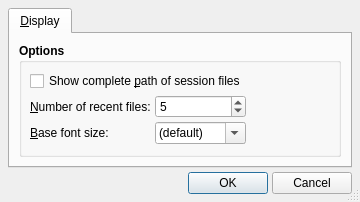
The window that src/qxgeditOptionsForm.ui (rncbc/qxgedit) describes before a commit, drawn with Qt 5.
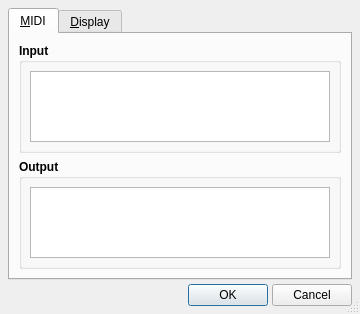
The same window after the commit. Icons and pictures are not drawn.

Commit message: - More stuff sneaking in: MIDI device connections and more.

The edit to the form file:
```diff
--- a/src/qxgeditOptionsForm.ui
+++ b/src/qxgeditOptionsForm.ui
@@ -20,13 +20,13 @@
 
  </comment>
  <class>qxgeditOptionsForm</class>
- <widget class="QDialog" name="qxgeditOptionsForm" >
-  <property name="geometry" >
+ <widget class="QDialog" name="qxgeditOptionsForm">
+  <property name="geometry">
    <rect>
     <x>0</x>
     <y>0</y>
     <width>360</width>
-    <height>180</height>
+    <height>296</height>
    </rect>
   </property>
   <property name="windowTitle" >
@@ -54,20 +54,107 @@
      <property name="currentIndex" >
       <number>0</number>
      </property>
-     <widget class="QWidget" name="DisplayTabPage" >
-      <attribute name="title" >
+     <widget class="QWidget" name="MidiTabPage">
+      <attribute name="title">
+       <string>&amp;MIDI</string>
+      </attribute>
+      <layout class="QVBoxLayout">
+       <property name="spacing">
+        <number>6</number>
+       </property>
+       <property name="margin">
+        <number>9</number>
+       </property>
+       <item>
+        <widget class="QGroupBox" name="MidiInputGroupBox">
+         <property name="font">
+          <font>
+           <weight>75</weight>
+           <bold>true</bold>
+          </font>
+         </property>
+         <property name="title">
+          <string>Input</string>
+         </property>
+         <property name="flat">
+          <bool>true</bool>
+         </property>
+         <layout class="QVBoxLayout">
+          <item>
+           <widget class="QListWidget" name="MidiInputListView">
+            <property name="font">
+             <font>
+              <weight>50</weight>
+              <bold>false</bold>
+             </font>
+            </property>
+            <property name="toolTip">
+             <string>MIDI Readable clients / Output ports</string>
+            </property>
+            <property name="selectionMode">
+             <enum>QAbstractItemView::ExtendedSelection</enum>
+            </property>
+            <property name="uniformItemSizes">
+             <bool>true</bool>
+            </property>
+           </widget>
+          </item>
+         </layout>
+        </widget>
+       </item>
+       <item>
+        <widget class="QGroupBox" name="MidiOutputGroupBox">
+         <property name="font">
+          <font>
+           <weight>75</weight>
+           <bold>true</bold>
+          </font>
+         </property>
+         <property name="title">
+          <string>Output</string>
+         </property>
+         <property name="flat">
+          <bool>true</bool>
+         </property>
+         <layout class="QVBoxLayout">
+          <item>
+           <widget class="QListWidget" name="MidiOutputListView">
+            <property name="font">
+             <font>
+              <weight>50</weight>
+              <bold>false</bold>
+             </font>
+            </property>
+            <property name="toolTip">
+             <string>MIDI Writable clients / Input ports</string>
+            </property>
+            <property name="selectionMode">
+             <enum>QAbstractItemView::ExtendedSelection</enum>
+            </property>
+            <property name="uniformItemSizes">
+             <bool>true</bool>
+            </property>
+           </widget>
+          </item>
+         </layout>
+        </widget>
+       </item>
+      </layout>
+     </widget>
+     <widget class="QWidget" name="DisplayTabPage">
+      <attribute name="title">
        <string>&amp;Display</string>
       </attribute>
-      <layout class="QVBoxLayout" >
-       <property name="spacing" >
+      <layout class="QVBoxLayout">
+       <property name="spacing">
         <number>6</number>
        </property>
-       <property name="margin" >
+       <property name="margin">
         <number>9</number>
        </property>
        <item>
-        <widget class="QGroupBox" name="OptionsGroupBox" >
-         <property name="font" >
+        <widget class="QGroupBox" name="OptionsGroupBox">
+         <property name="font">
           <font>
            <weight>75</weight>
            <bold>true</bold>
@@ -79,10 +166,10 @@
          <property name="flat" >
           <bool>true</bool>
          </property>
-         <layout class="QGridLayout" >
-          <item row="0" column="0" colspan="2" >
-           <widget class="QCheckBox" name="CompletePathCheckBox" >
-            <property name="font" >
+         <layout class="QGridLayout">
+          <item row="0" column="0" colspan="2">
+           <widget class="QCheckBox" name="CompletePathCheckBox">
+            <property name="font">
              <font>
               <weight>50</weight>
               <bold>false</bold>
@@ -99,7 +186,7 @@
             </property>
            </widget>
           </item>
-          <item rowspan="3" row="0" column="2" >
+          <item row="0" column="2" rowspan="3">
            <spacer>
             <property name="orientation" >
              <enum>Qt::Horizontal</enum>
@@ -112,9 +199,9 @@
             </property>
            </spacer>
           </item>
-          <item row="1" column="0" >
-           <widget class="QLabel" name="MaxRecentFilesTextLabel" >
-            <property name="font" >
+          <item row="1" column="0">
+           <widget class="QLabel" name="MaxRecentFilesTextLabel">
+            <property name="font">
              <font>
               <weight>50</weight>
               <bold>false</bold>
@@ -128,9 +215,9 @@
             </property>
            </widget>
           </item>
-          <item row="1" column="1" >
-           <widget class="QSpinBox" name="MaxRecentFilesSpinBox" >
-            <property name="font" >
+          <item row="1" column="1">
+           <widget class="QSpinBox" name="MaxRecentFilesSpinBox">
+            <property name="font">
              <font>
               <weight>50</weight>
               <bold>false</bold>
@@ -150,9 +237,9 @@
             </property>
            </widget>
           </item>
-          <item row="2" column="0" >
-           <widget class="QLabel" name="BaseFontSizeTextLabel" >
-            <property name="font" >
+          <item row="2" column="0">
+           <widget class="QLabel" name="BaseFontSizeTextLabel">
+            <property name="font">
              <font>
               <weight>50</weight>
               <bold>false</bold>
@@ -166,9 +253,9 @@
             </property>
            </widget>
           </item>
-          <item row="2" column="1" >
-           <widget class="QComboBox" name="BaseFontSizeComboBox" >
-            <property name="font" >
+          <item row="2" column="1">
+           <widget class="QComboBox" name="BaseFontSizeComboBox">
+            <property name="font">
              <font>
               <weight>50</weight>
               <bold>false</bold>
@@ -222,7 +309,7 @@
             </item>
            </widget>
           </item>
-          <item row="3" column="0" colspan="3" >
+          <item row="3" column="0" colspan="3">
            <spacer>
             <property name="orientation" >
              <enum>Qt::Vertical</enum>
@@ -243,11 +330,11 @@
     </widget>
    </item>
    <item>
-    <layout class="QHBoxLayout" >
-     <property name="spacing" >
+    <layout class="QHBoxLayout">
+     <property name="spacing">
       <number>4</number>
      </property>
-     <property name="margin" >
+     <property name="margin">
       <number>0</number>
      </property>
      <item>
@@ -264,8 +351,8 @@
       </spacer>
      </item>
      <item>
-      <widget class="QPushButton" name="OkPushButton" >
-       <property name="text" >
+      <widget class="QPushButton" name="OkPushButton">
+       <property name="text">
         <string>OK</string>
        </property>
        <property name="icon" >
@@ -275,8 +362,8 @@
       </widget>
      </item>
      <item>
-      <widget class="QPushButton" name="CancelPushButton" >
-       <property name="text" >
+      <widget class="QPushButton" name="CancelPushButton">
+       <property name="text">
         <string>Cancel</string>
        </property>
        <property name="icon" >
@@ -289,7 +376,7 @@
    </item>
   </layout>
  </widget>
- <layoutdefault spacing="4" margin="8" />
+ <layoutdefault spacing="4" margin="8"/>
  <tabstops>
   <tabstop>OptionsTabWidget</tabstop>
   <tabstop>CompletePathCheckBox</tabstop>
```
Left out of the diff: 94 changed lines with no effect on the pictures. The commit also changes 15 other files.
